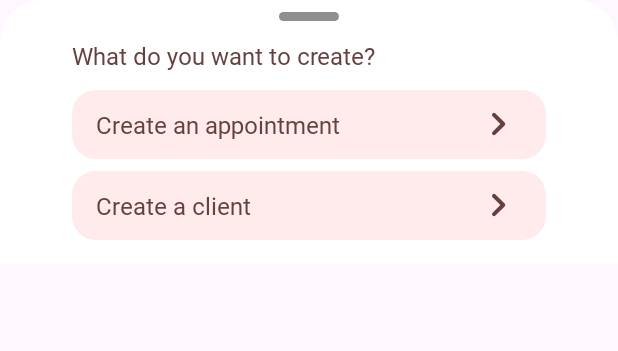
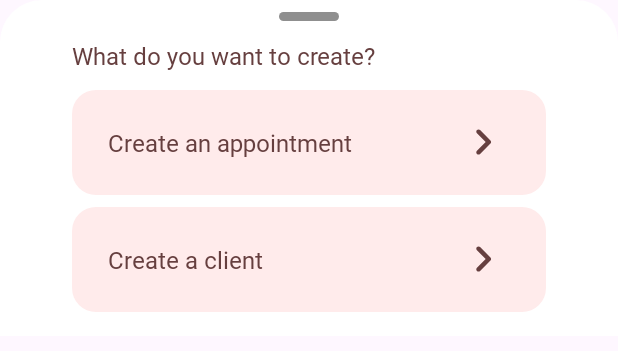
Before and after one commit to danyachka/ClientBook, an Android app: the layout selector_bottom_sheet.xml on its own in the app's theme, with its tools: preview values and no code run, on a phone screen of 412 x 824 dp. Shown: the top 351 px of the screen. Run offline under Robolectric (Android 15) with nearby library versions, the phone set to English and light mode, and no system bars.

Commit message:
Add SelectorBottomSheet.kt

```diff
--- a/app/src/main/res/layout/selector_bottom_sheet.xml
+++ b/app/src/main/res/layout/selector_bottom_sheet.xml
@@ -38,7 +38,8 @@
         android:layout_width="match_parent"
         android:layout_height="wrap_content"
         android:background="@drawable/medium_rounded"
-        android:paddingHorizontal="16dp"
+        android:paddingVertical="12dp"
+        android:paddingHorizontal="24dp"
         android:backgroundTint="@color/accent_light_light">
 
         <TextView
@@ -55,8 +56,8 @@
 
         <ImageView
             android:layout_gravity="center_vertical"
-            android:layout_width="32dp"
-            android:layout_height="32dp"
+            android:layout_width="36dp"
+            android:layout_height="36dp"
             android:src="@drawable/ic_next"
             app:tint="@color/accent_dark" />
 
@@ -72,7 +73,8 @@
         android:layout_width="match_parent"
         android:layout_height="wrap_content"
         android:background="@drawable/medium_rounded"
-        android:paddingHorizontal="16dp"
+        android:paddingVertical="12dp"
+        android:paddingHorizontal="24dp"
         android:backgroundTint="@color/accent_light_light">
 
         <TextView
@@ -89,8 +91,8 @@
 
         <ImageView
             android:layout_gravity="center_vertical"
-            android:layout_width="32dp"
-            android:layout_height="32dp"
+            android:layout_width="36dp"
+            android:layout_height="36dp"
             android:src="@drawable/ic_next"
             app:tint="@color/accent_dark" />
 
```
Also changed, not shown: app/src/main/java/ru/etysoft/clientbook/db/AppointmentDatabase.kt (+5 -3 lines), app/src/main/java/ru/etysoft/clientbook/ui/bottomsheets/SelectorBottomSheet.kt (added, +43 -0 lines), app/src/main/java/ru/etysoft/clientbook/ui/fragments/list/ListFragment.kt (+8 -0 lines).
